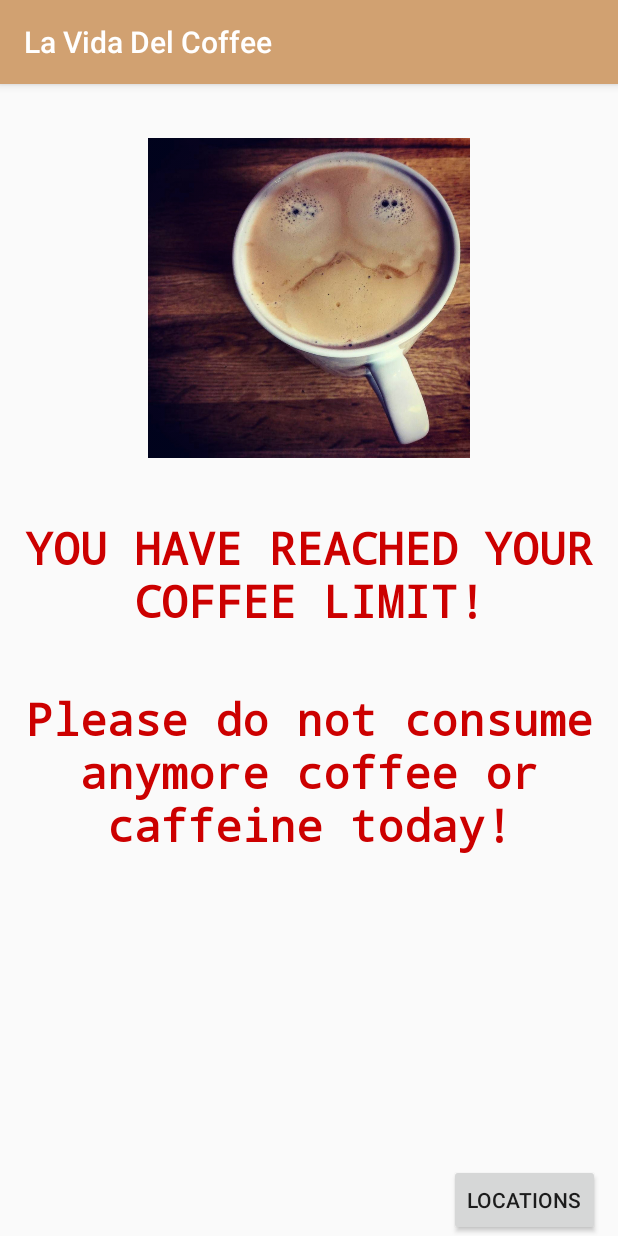
After one commit to hafsah786/LaVidaDelCoffee, an Android app: the NoRemainingCoffeeActivity screen opened directly, with no data from a screen before it, on a phone screen of 412 x 824 dp. The commit adds this screen. Run offline under Robolectric (Android 15) with nearby library versions, the phone set to English and light mode, and no system bars.

Commit message:
created no more coffee activity

```diff
--- a/app/src/main/AndroidManifest.xml
+++ b/app/src/main/AndroidManifest.xml
@@ -22,15 +22,14 @@
         <activity android:name=".AmericanoActivity" />
         <activity android:name=".EspressoActivity" />
         <activity android:name=".MacchiatoActivity" />
-
         <activity android:name=".AmericanoLocationActivity" />
         <activity android:name=".CappuccinoLocationActivity" />
         <activity android:name=".EspressoLocationActivity" />
         <activity android:name=".LatteLocationActivity" />
         <activity android:name=".MacchiatoLocationActivity" />
-        <activity android:name=".MochaLocationActivity"></activity>
-        <activity android:name=".consumedActivity"></activity>
-
+        <activity android:name=".MochaLocationActivity" />
+        <activity android:name=".consumedActivity" />
+        <activity android:name=".NoRemainingCoffeeActivity"></activity>
     </application>
 
 </manifest>
--- /dev/null
+++ b/app/src/main/java/com/smithjterm/lavidadelcoffee/NoRemainingCoffeeActivity.java
@@ -0,0 +1,13 @@
+package com.smithjterm.lavidadelcoffee;
+
+import android.support.v7.app.AppCompatActivity;
+import android.os.Bundle;
+
+public class NoRemainingCoffeeActivity extends AppCompatActivity {
+
+    @Override
+    protected void onCreate(Bundle savedInstanceState) {
+        super.onCreate(savedInstanceState);
+        setContentView(R.layout.activity_no_remaining_coffee);
+    }
+}
--- /dev/null
+++ b/app/src/main/res/layout/activity_no_remaining_coffee.xml
@@ -0,0 +1,74 @@
+<?xml version="1.0" encoding="utf-8"?>
+<android.support.constraint.ConstraintLayout xmlns:android="http://schemas.android.com/apk/res/android"
+    xmlns:app="http://schemas.android.com/apk/res-auto"
+    xmlns:tools="http://schemas.android.com/tools"
+    android:layout_width="match_parent"
+    android:layout_height="match_parent"
+    tools:context="com.smithjterm.lavidadelcoffee.NoRemainingCoffeeActivity">
+
+    <RelativeLayout
+        android:layout_width="match_parent"
+        android:layout_height="match_parent"
+        app:layout_constraintBottom_toBottomOf="parent"
+        app:layout_constraintEnd_toEndOf="parent"
+        app:layout_constraintStart_toStartOf="parent"
+        app:layout_constraintTop_toTopOf="parent">
+
+        <ImageView
+            android:id="@+id/imageView"
+            android:layout_width="500dp"
+            android:layout_height="213dp"
+            android:layout_alignParentTop="true"
+            android:layout_centerHorizontal="true"
+            android:layout_marginTop="36dp"
+            android:adjustViewBounds="false"
+            app:layout_constraintEnd_toEndOf="parent"
+            app:layout_constraintRight_toRightOf="parent"
+            app:srcCompat="@drawable/sad"
+            tools:layout_editor_absoluteY="2dp" />
+
+        <TextView
+            android:id="@+id/limitText"
+            android:layout_width="wrap_content"
+            android:layout_height="wrap_content"
+            android:layout_alignParentStart="true"
+            android:layout_below="@+id/imageView"
+            android:layout_marginTop="39dp"
+            android:fontFamily="monospace"
+            android:text="@string/limitReached"
+            android:textAlignment="center"
+            android:textColor="@android:color/holo_red_dark"
+            android:textSize="30sp"
+            android:textStyle="bold"
+            tools:layout_editor_absoluteX="155dp"
+            tools:layout_editor_absoluteY="819dp" />
+
+        <TextView
+            android:id="@+id/stopText"
+            android:layout_width="wrap_content"
+            android:layout_height="wrap_content"
+            android:layout_alignParentStart="true"
+            android:layout_below="@+id/limitText"
+            android:layout_marginTop="38dp"
+            android:fontFamily="monospace"
+            android:text="@string/dontCosume"
+            android:textAlignment="center"
+            android:textColor="@android:color/holo_red_dark"
+            android:textSize="30sp"
+            android:textStyle="bold"
+            tools:layout_editor_absoluteX="50dp"
+            tools:layout_editor_absoluteY="819dp" />
+
+        <Button
+            android:id="@+id/button"
+            android:layout_width="wrap_content"
+            android:layout_height="wrap_content"
+            android:layout_alignParentBottom="true"
+            android:layout_alignParentEnd="true"
+            android:layout_marginEnd="12dp"
+            android:text="@string/locationButton" />
+
+
+    </RelativeLayout>
+
+</android.support.constraint.ConstraintLayout>
--- a/app/src/main/res/values/strings.xml
+++ b/app/src/main/res/values/strings.xml
@@ -60,5 +60,7 @@
     <string name="consumed_question">How many cups (12oz.) of coffee have you already consumed today?</string>
     <string name="consumed_hint">Please enter a number here (e.g. 0, 1, 2)</string>
     <string name="consumed_button">submit</string>
+    <string name="limitReached">YOU HAVE REACHED YOUR COFFEE LIMIT!</string>
+    <string name="dontCosume">Please do not consume anymore coffee or caffeine today!</string>
 
 </resources>
```
Also changed, not shown: app/src/main/java/com/smithjterm/lavidadelcoffee/calculateConsumption.java (line endings or trailing spaces), app/src/main/res/drawable/sad.png (added).
